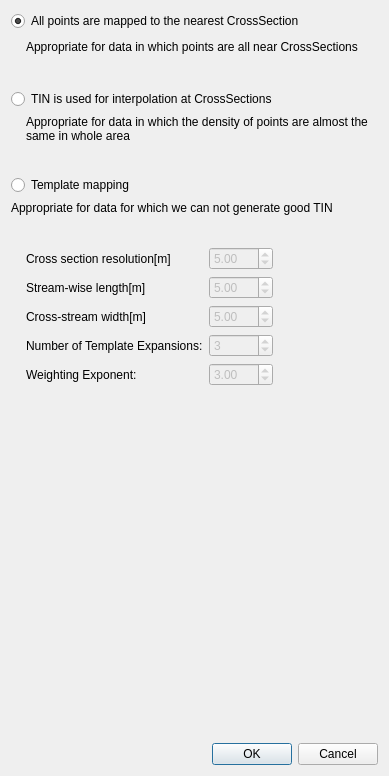
The window that apps/rivmaker/dialogs/mappingsettingdialog.ui (i-RIC/prepost-gui) describes before a commit, drawn with Qt 5.
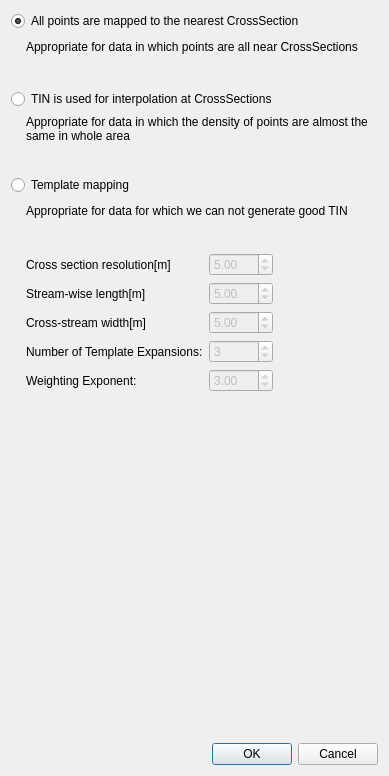
The same window after the commit. Icons and pictures are not drawn.

```diff
--- a/apps/rivmaker/dialogs/mappingsettingdialog.ui
+++ b/apps/rivmaker/dialogs/mappingsettingdialog.ui
@@ -160,6 +160,22 @@
    </item>
    <item>
     <layout class="QHBoxLayout" name="horizontalLayout_6">
+     <item>
+      <spacer name="horizontalSpacer_8">
+       <property name="orientation">
+        <enum>Qt::Horizontal</enum>
+       </property>
+       <property name="sizeType">
+        <enum>QSizePolicy::Fixed</enum>
+       </property>
+       <property name="sizeHint" stdset="0">
+        <size>
+         <width>15</width>
+         <height>20</height>
+        </size>
+       </property>
+      </spacer>
+     </item>
      <item>
       <widget class="QLabel" name="tinLabel_2">
        <property name="text">
```
